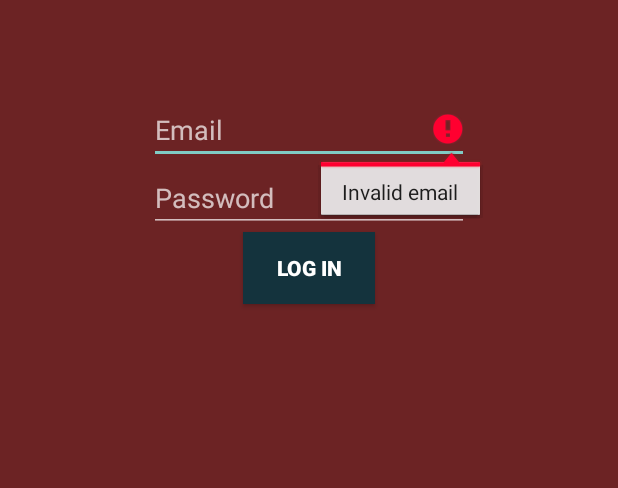
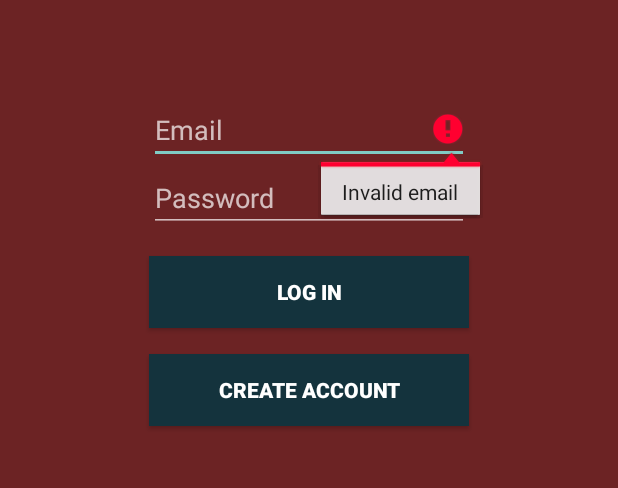
Before and after one commit to google/codeu_project_2017, an Android app: the screen it shows after launch (LoginActivity), after a tap on "LOG IN", on a phone screen of 412 x 824 dp, the part 488-976 px from its top. Run offline under Robolectric (Android 15) with nearby library versions, the phone set to English and light mode, and no system bars; our stand-ins replace Firebase (no records; nobody signed in at launch, a user with empty details on screens opened directly).

Commit message:
Implement Create Account (User)
- add create account button and action to login activity
- add log out button to profile fragment (no function)
- remove openChatAcitivity() call from signIn() method in login
presenter

```diff
--- a/android/app/src/main/java/com/google/codeu/chatme/presenter/LoginActivityPresenter.java
+++ b/android/app/src/main/java/com/google/codeu/chatme/presenter/LoginActivityPresenter.java
@@ -92,7 +92,7 @@ public class LoginActivityPresenter implements LoginActivityInteractor {
 
                             // saves new user to real-time database
                             addUser(currentUser.getUid(), currentUser.getDisplayName());
-                            view.openChatActivity();
+
                         }
                     }
                 });
--- a/android/app/src/main/java/com/google/codeu/chatme/view/login/LoginActivity.java
+++ b/android/app/src/main/java/com/google/codeu/chatme/view/login/LoginActivity.java
@@ -31,6 +31,7 @@ public class LoginActivity extends AppCompatActivity implements LoginView, View.
     private Button btnLogin;
     private EditText etPassword;
     private EditText etEmail;
+    private Button btnCreateAcnt;
 
     /**
      * Sets up {@link com.google.firebase.auth.FirebaseAuth.AuthStateListener} to
@@ -49,8 +50,9 @@ public class LoginActivity extends AppCompatActivity implements LoginView, View.
         etEmail = (EditText) findViewById(R.id.etEmail);
         etPassword = (EditText) findViewById(R.id.etPassword);
         btnLogin = (Button) findViewById(R.id.btnLogin);
-
+        btnCreateAcnt = (Button) findViewById(R.id.btnCreateAcnt);
         btnLogin.setOnClickListener(this);
+        btnCreateAcnt.setOnClickListener(this);
     }
 
     /**
@@ -118,13 +120,26 @@ public class LoginActivity extends AppCompatActivity implements LoginView, View.
      */
     @Override
     public void onClick(View view) {
+
+        String email;
+        String password;
+
         switch (view.getId()) {
+
+
 
             // login button clicked
             case R.id.btnLogin:
-                String email = etEmail.getText().toString();
-                String password = etPassword.getText().toString();
+                email = etEmail.getText().toString();
+                password = etPassword.getText().toString();
                 presenter.signIn(email, password);
+                break;
+
+            // create account button clicked
+            case R.id.btnCreateAcnt:
+                email = etEmail.getText().toString();
+                password = etPassword.getText().toString();
+                presenter.signUp(email,password);
                 break;
         }
     }
--- a/android/app/src/main/res/layout/activity_login.xml
+++ b/android/app/src/main/res/layout/activity_login.xml
@@ -48,10 +48,25 @@
         android:id="@+id/btnLogin"
         android:layout_width="wrap_content"
         android:layout_height="wrap_content"
-        android:layout_below="@+id/etPassword"
-        android:layout_centerHorizontal="true"
         android:background="@color/ChatMe_Blue"
         android:text="Log In"
+        android:textColor="@android:color/background_light"
+        android:textStyle="bold"
+        android:layout_marginTop="16dp"
+        android:layout_below="@+id/etPassword"
+        android:layout_alignEnd="@+id/etPassword"
+        android:layout_alignStart="@+id/etPassword" />
+
+    <Button
+        android:id="@+id/btnCreateAcnt"
+        android:layout_width="200dp"
+        android:layout_height="wrap_content"
+        android:layout_alignEnd="@+id/btnLogin"
+        android:layout_alignStart="@+id/btnLogin"
+        android:layout_below="@+id/btnLogin"
+        android:layout_marginTop="17dp"
+        android:background="@color/ChatMe_Blue"
+        android:text="Create Account"
         android:textColor="@android:color/background_light"
         android:textStyle="bold" />
 
```
Also changed, not shown: android/app/src/main/res/layout/fragment_profile.xml (+16 -1 lines).
